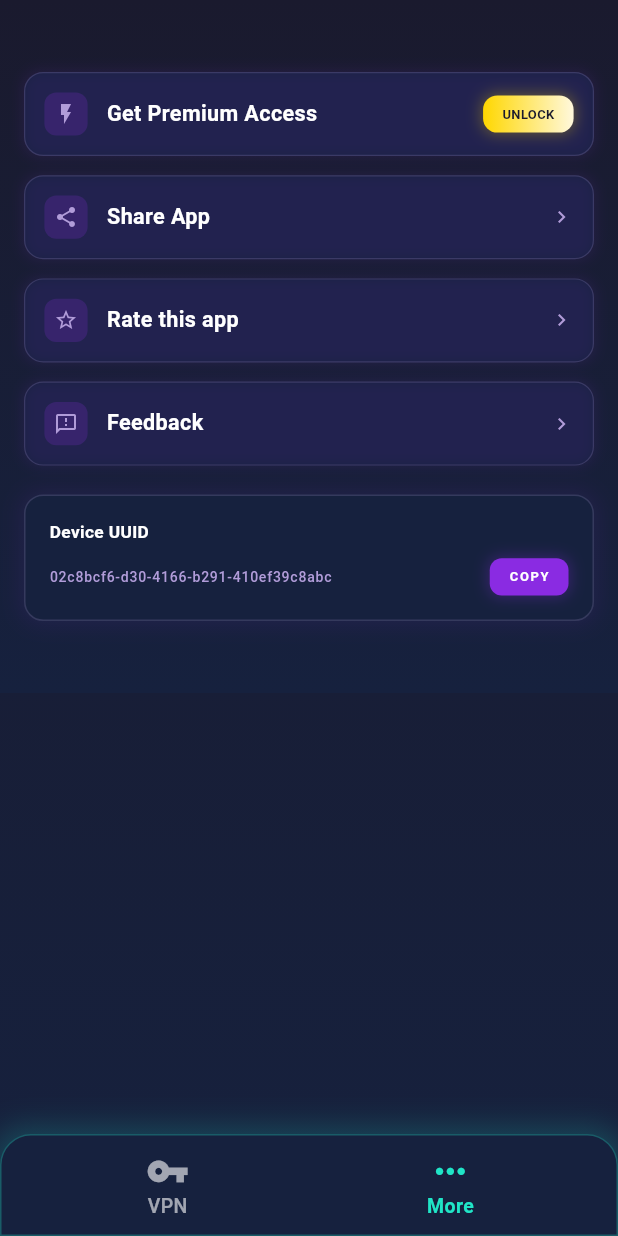
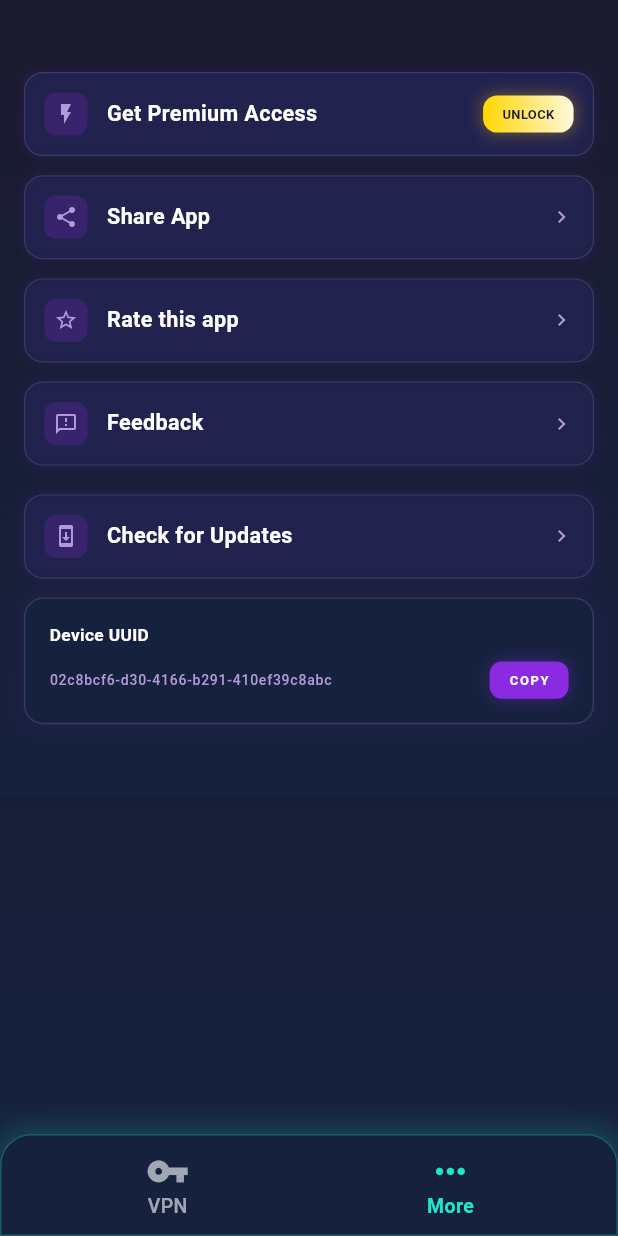
Before and after one commit to noob-hamza-00/vpn_max, a Flutter app: the screen it shows after launch, after a tap on "CONNECT", after a tap on "VPN", after a tap on "More", on a phone screen of 412 x 824 dp. Run offline on Flutter 3.47's test engine with Material 3 defaults, Android fonts, the phone set to English and light mode, and no system bars; our stand-ins replace connectivity_plus, fluttertoast, package_info_plus, permission_handler, share_plus; missing offline and left inert: installed_apps; network calls fail.

Commit message:
updated changes

```diff
--- a/lib/animation_page.dart
+++ b/lib/animation_page.dart
@@ -1,4 +1,5 @@
 import 'package:flutter/material.dart';
+import 'package:flutter/services.dart';
 import 'package:fluttertoast/fluttertoast.dart';
 import 'dart:math';
 import 'dart:async';
@@ -8,6 +9,8 @@ import 'premium_screen.dart';
 import 'responsive_utils.dart';
 import 'package:share_plus/share_plus.dart';
 import 'package:url_launcher/url_launcher.dart';
+import 'package:package_info_plus/package_info_plus.dart';
+import 'package:http/http.dart' as http;
 
 // --- MAIN PAGE ---
 class AnimationPage extends StatefulWidget {
@@ -816,46 +819,23 @@ class _AnimationPageState extends State<AnimationPage>
 
   Widget _buildResponsiveAnimationArea(BuildContext context) {
     final screenWidth = MediaQuery.of(context).size.width;
-    final isTablet = screenWidth >= 768;
-    final isMediumPhone =
-        screenWidth >= 360 && screenWidth < 400; // Medium phones
-    final isLargePhone =
-        screenWidth >= 400 && screenWidth < 768; // Large phones
-    final isLandscape =
-        MediaQuery.of(context).orientation == Orientation.landscape;
-
-    // Adaptive sizing with more granular breakpoints
-    late final double animationSize;
-    late final double gifSize;
-    late final double connectedImageSize;
-
-   if (isTablet) {
-      animationSize = isLandscape ? 350.0 : 400.0;
-      gifSize = isLandscape ? 380.0 : 420.0;
-      connectedImageSize = isLandscape ? 320.0 : 360.0;
-    } else if (isLargePhone) {
-      animationSize = 220.0;
-      gifSize = 250.0;
-      connectedImageSize = 180.0;
-    } else if (isMediumPhone) {
-      animationSize = 175.0;
-      gifSize = 220.0;
-      connectedImageSize = 170.0;
-    } else {
-      // Small phones
-      animationSize = 120.0;
-      gifSize = 140.0;
-      connectedImageSize = 90.0;
-    }
+    final screenHeight = MediaQuery.of(context).size.height;
+    // Fully flexible animation circle and GIF/image sizes
+    double animationSize = (screenWidth * 0.55 + screenHeight * 0.22) / 2;
+    double gifSize = (screenWidth * 0.60 + screenHeight * 0.24) / 2;
+    double connectedImageSize = (screenWidth * 0.45 + screenHeight * 0.18) / 2;
+    // Clamp for extreme small/large screens
+    animationSize = animationSize.clamp(90.0, screenHeight * 0.45);
+    gifSize = gifSize.clamp(100.0, screenHeight * 0.5);
+    connectedImageSize = connectedImageSize.clamp(70.0, screenHeight * 0.4);
 
     return Center(
       child: SizedBox(
-        width: isTablet ? animationSize + 100 : null,
-        height: isTablet ? animationSize + 100 : null,
+        width: animationSize + 40,
+        height: animationSize + 40,
         child: Center(
           child: !connected
-              ? // Disconnected state with purple theme - adaptive for tablets
-              AnimatedBuilder(
+              ? AnimatedBuilder(
                   animation: _controller,
                   builder: (context, child) {
                     final double scale =
@@ -865,13 +845,11 @@ class _AnimationPageState extends State<AnimationPage>
                       child: Stack(
                         alignment: Alignment.center,
                         children: [
-                          // Modern radar sweep animation - responsive size
                           RadarLoadingAnimation(
                             controller: _controller,
                             size: animationSize,
                             color: primaryPurple,
                           ),
-                          // The main GIF with scaling and modern shadow - responsive
                           Transform.scale(
                             scale: scale,
                             child: Container(
@@ -880,29 +858,13 @@ class _AnimationPageState extends State<AnimationPage>
                                 boxShadow: [
                                   BoxShadow(
                                     color: primaryPurple.withOpacity(0.3),
-                                    blurRadius: isTablet
-                                        ? 35
-                                        : (isMediumPhone
-                                            ? 10
-                                            : (screenWidth < 360 ? 10 : 20)),
-                                    spreadRadius: isTablet
-                                        ? 10
-                                        : (isMediumPhone
-                                            ? 4
-                                            : (screenWidth < 360 ? 4 : 8)),
+                                    blurRadius: animationSize * 0.13,
+                                    spreadRadius: animationSize * 0.04,
                                   ),
                                   BoxShadow(
                                     color: lightPurple.withOpacity(0.2),
-                                    blurRadius: isTablet
-                                        ? 60
-                                        : (isMediumPhone
-                                            ? 20
-                                            : (screenWidth < 360 ? 20 : 40)),
-                                    spreadRadius: isTablet
-                                        ? 30
-                                        : (isMediumPhone
-                                            ? 12
-                                            : (screenWidth < 360 ? 8 : 10)),
+                                    blurRadius: animationSize * 0.22,
+                                    spreadRadius: animationSize * 0.09,
                                   ),
                                 ],
                               ),
@@ -910,8 +872,7 @@ class _AnimationPageState extends State<AnimationPage>
                                 child: Image.asset(
                                   "assets/images/say_no_vpn.gif",
                                   width: gifSize,
-                                  height:
-                                      gifSize * 0.93, // Maintain aspect ratio
+                                  height: gifSize * 0.93, // Maintain aspect ratio
                                   fit: BoxFit.cover,
                                 ),
                               ),
@@ -922,8 +883,7 @@ class _AnimationPageState extends State<AnimationPage>
                     );
                   },
                 )
-              : // Connected state with teal theme - adaptive for tablets
-              AnimatedBuilder(
+              : AnimatedBuilder(
                   animation: _controller,
                   builder: (context, child) {
                     return Stack(
@@ -953,22 +913,15 @@ class _AnimationPageState extends State<AnimationPage>
                               boxShadow: [
                                 BoxShadow(
                                   color: accentTeal.withOpacity(0.4),
-                                  blurRadius: isTablet
-                                      ? 35
-                                      : (isMediumPhone
-                                          ? 18
-                                          : (screenWidth < 360 ? 12 : 25)),
-                                  spreadRadius: isTablet
-                                      ? 12
-                                      : (isMediumPhone
-                                          ? 5
-                                          : (screenWidth < 360 ? 3 : 8)),
+                                  blurRadius: animationSize * 0.13,
+                                  spreadRadius: animationSize * 0.04,
                                 ),
                               ],
                             ),
                             child: Image.asset(
                               "assets/images/connect_wifi.png",
                               width: connectedImageSize,
+                              height: connectedImageSize,
                               fit: BoxFit.contain,
                             ),
                           ),
@@ -1147,7 +1100,7 @@ class _AnimationPageState extends State<AnimationPage>
                       Expanded(
                         child: Container(
                           padding: EdgeInsets.symmetric(
-                              vertical: spacingSmall * 0.7),
+                              vertical: spacingSmall * 0.15),
                           decoration: BoxDecoration(
                             color: blockBackgroundColor,
                             borderRadius: BorderRadius.circular(borderRadius),
@@ -1174,7 +1127,7 @@ class _AnimationPageState extends State<AnimationPage>
                                   letterSpacing: 1.2,
                                 ),
                               ),
-                              SizedBox(height: spacingSmall * 0.33),
+                              SizedBox(height: spacingSmall * 0.2),
                               Text(
                                 "24.5",
                                 style: TextStyle(
@@ -1184,7 +1137,7 @@ class _AnimationPageState extends State<AnimationPage>
                                   letterSpacing: 1.2,
                                 ),
                               ),
-                              SizedBox(height: spacingSmall * 0.18),
+                              SizedBox(height: spacingSmall * 0.1),
                               Text(
                                 "mbps",
                                 style: TextStyle(
@@ -1202,7 +1155,7 @@ class _AnimationPageState extends State<AnimationPage>
                       Expanded(
                         child: Container(
                           padding: EdgeInsets.symmetric(
-                              vertical: spacingSmall * 0.7),
+                              vertical: spacingSmall * 0.15),
                           decoration: BoxDecoration(
                             color: blockBackgroundColor,
                             borderRadius: BorderRadius.circular(borderRadius),
@@ -1229,7 +1182,7 @@ class _AnimationPageState extends State<AnimationPage>
                                   letterSpacing: 1.2,
                                 ),
                               ),
-                              SizedBox(height: spacingSmall * 0.33),
+                              SizedBox(height: spacingSmall * 0.2),
                               Text(
                                 "87.2",
                                 style: TextStyle(
@@ -1239,7 +1192,7 @@ class _AnimationPageState extends State<AnimationPage>
                                   letterSpacing: 1.2,
                                 ),
                               ),
-                              SizedBox(height: spacingSmall * 0.18),
+                              SizedBox(height: spacingSmall * 0.1),
                               Text(
                                 "mbps",
                                 style: TextStyle(
@@ -2251,6 +2204,86 @@ class MoreScreen extends StatelessWidget {
               },
             ),
             SizedBox(height: context.responsiveSpacing(24)),
+            // --- Check for Updates Tab ---
+            _MoreTile(
+              icon: Icons.system_update,
+              label: "Check for Updates",
+              trailing: Icon(
+                Icons.chevron_right,
+                color: _AnimationPageState.lightPurple,
+                size: context.responsiveIconSize(20),
+              ),
+              onTap: () async {
+                // Real Play Store update check
+                try {
+                  final packageInfo = await PackageInfo.fromPlatform();
+                  final currentVersion = packageInfo.version.trim();
+                  final playStoreUrl = 'https://play.google.com/store/apps/details?id=com.technosofts.vpnmax';
+                  final response = await http.get(Uri.parse(playStoreUrl));
+                  if (response.statusCode == 200) {
+                    final html = response.body;
+                    // Extract version from Play Store HTML
+                    final versionRegExp = RegExp(r'Current Version.*?>([0-9.]+)<', dotAll: true);
+                    final match = versionRegExp.firstMatch(html);
+                    if (match != null) {
+                      final storeVersion = match.group(1)?.trim() ?? '';
+                      if (storeVersion.isNotEmpty && storeVersion != currentVersion) {
+                        Fluttertoast.showToast(
+                          msg: "Update available! ($storeVersion)",
+                          toastLength: Toast.LENGTH_SHORT,
+                          gravity: ToastGravity.BOTTOM,
+                          backgroundColor: Colors.grey[800],
+                          textColor: Colors.white,
+                          fontSize: 15.0,
+                        );
+                        // Optionally, open Play Store
+                        // final uri = Uri.parse(playStoreUrl);
+                        // if (await canLaunchUrl(uri)) {
+                        //   await launchUrl(uri, mode: LaunchMode.externalApplication);
+                        // }
+                      } else {
+                        Fluttertoast.showToast(
+                          msg: "App is up to date!",
+                          toastLength: Toast.LENGTH_SHORT,
+                          gravity: ToastGravity.BOTTOM,
+                          backgroundColor: Colors.grey[800],
+                          textColor: Colors.white,
+                          fontSize: 15.0,
+                        );
+                      }
+                    } else {
+                      Fluttertoast.showToast(
+                        msg: "Could not check version.",
+                        toastLength: Toast.LENGTH_SHORT,
+                        gravity: ToastGravity.BOTTOM,
+                        backgroundColor: Colors.grey[800],
+                        textColor: Colors.white,
+                        fontSize: 15.0,
+                      );
+                    }
+                  } else {
+                    Fluttertoast.showToast(
+                      msg: "Failed to reach Play Store.",
+                      toastLength: Toast.LENGTH_SHORT,
+                      gravity: ToastGravity.BOTTOM,
+                      backgroundColor: Colors.grey[800],
+                      textColor: Colors.white,
+                      fontSize: 15.0,
+                    );
+                  }
+                } catch (e) {
+                  Fluttertoast.showToast(
+                    msg: "Error: ${e.toString()}",
+                    toastLength: Toast.LENGTH_SHORT,
+                    gravity: ToastGravity.BOTTOM,
+                    backgroundColor: Colors.grey[800],
+                    textColor: Colors.white,
+                    fontSize: 15.0,
+                  );
+                }
+              },
+            ),
+            SizedBox(height: context.responsiveSpacing(16)),
             Container(
               width: double.infinity,
               decoration: BoxDecoration(
@@ -2297,7 +2330,18 @@ class MoreScreen extends StatelessWidget {
                       ),
                       SizedBox(width: context.responsiveSpacing(12)),
                       GestureDetector(
-                        onTap: () => _copyToClipboard(context),
+                        onTap: () async {
+                          const uuid = "02c8bcf6-d30-4166-b291-410ef39c8abc";
+                          await Clipboard.setData(ClipboardData(text: uuid));
+                          Fluttertoast.showToast(
+                            msg: "UUID copied!",
+                            toastLength: Toast.LENGTH_SHORT,
+                            gravity: ToastGravity.BOTTOM,
+                            backgroundColor: Colors.grey[800],
+                            textColor: Colors.white,
+                            fontSize: 15.0,
+                          );
+                        },
                         child: Container(
                           padding: context.responsivePadding(
                             horizontal: 16,
@@ -2341,24 +2385,7 @@ class MoreScreen extends StatelessWidget {
 
   // (Removed dialog stubs; now using real platform actions above)
 
-  static void _copyToClipboard(BuildContext context) {
-    // In a real app, you would copy the UUID to clipboard
-    ScaffoldMessenger.of(context).showSnackBar(
-      SnackBar(
-        content: Text(
-          "Device UUID copied to clipboard!",
-          style: context.responsiveTextStyle(fontSize: 14, color: Colors.white),
-        ),
-        backgroundColor: _AnimationPageState.accentTeal,
-        behavior: SnackBarBehavior.floating,
-        shape: RoundedRectangleBorder(
-          borderRadius: BorderRadius.circular(
-            context.responsiveBorderRadius(10),
-          ),
-        ),
-      ),
-    );
-  }
+  // Removed static _copyToClipboard, now handled inline with Clipboard and Fluttertoast
 }
 
 // --- Enhanced More Tile Widget ---
--- a/pubspec.yaml
+++ b/pubspec.yaml
@@ -45,6 +45,7 @@ dependencies:
   fluttertoast: ^8.2.4
   auto_size_text: ^3.0.0
   flutter_screenutil: ^5.5.4
+  http: ^1.2.1
 
 dev_dependencies:
   flutter_test:
```
Also changed, not shown: pubspec.lock.
